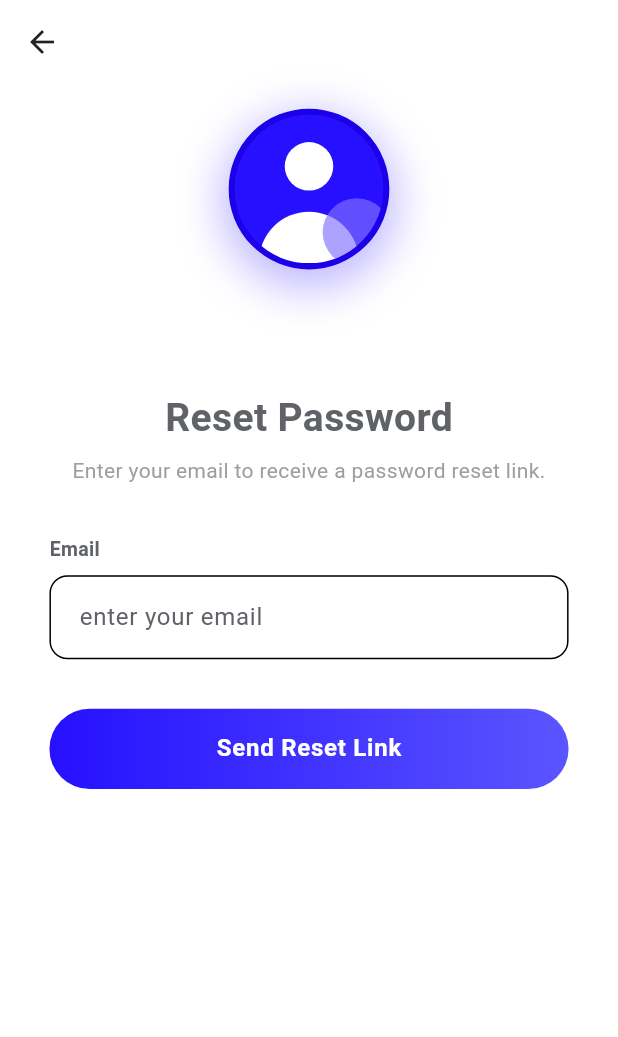
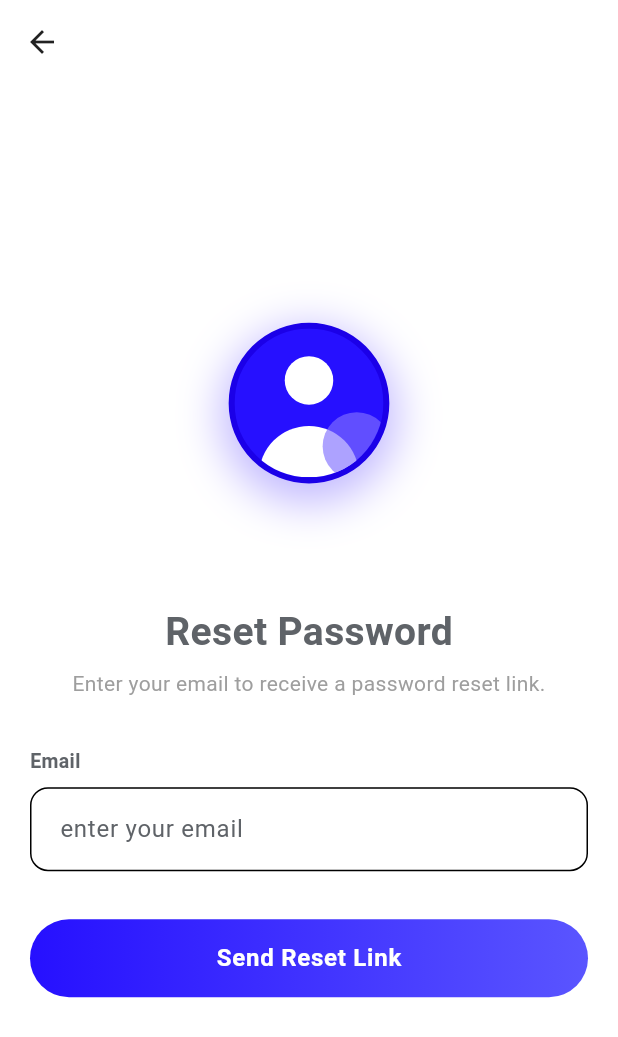
Before and after one commit to Lyrothanak9/Kot-tok, a Flutter app: the screen it shows after launch, after a tap on "Forgot Password", on a phone screen of 412 x 824 dp. Shown: the top 1037 px of the screen. Run offline on Flutter 3.47's test engine with Material 3 defaults, Android fonts, the light colour scheme and no system bars; our stand-ins replace supabase_flutter; accounts and stored records are empty; network calls fail; Roboto replaces fonts that are missing (Roboto Flex).

Commit message:
Media query

```diff
--- a/lib/app/app.dart
+++ b/lib/app/app.dart
@@ -4,7 +4,7 @@ import 'package:kot_tok/app/theme/app_theme.dart';
 import 'package:provider/provider.dart';
 
 import '../features/auth/providers/auth_provider.dart';
-import '../features/home/providers/navigation_provider.dart';
+import '../features/Navigation/provider/bottom_app_bar_provider.dart';
 import '../features/splash/provider/splash_provider.dart';
 
 class App extends StatelessWidget {
@@ -15,7 +15,7 @@ class App extends StatelessWidget {
     return MultiProvider(
       providers: [
         ChangeNotifierProvider(create: (_) => AuthProvider()),
-        ChangeNotifierProvider(create: (_) => NavigationProvider()),
+        ChangeNotifierProvider(create: (_) => BottomAppBarProvider()),
         ChangeNotifierProvider(create: (_) => SplashProvider()),
       ],
       child: MaterialApp(
--- a/lib/app/routes.dart
+++ b/lib/app/routes.dart
@@ -3,12 +3,12 @@ import 'package:flutter/material.dart';
 import '../features/auth/screens/forget_password_screen.dart';
 import '../features/auth/screens/sign_in_screen.dart';
 import '../features/auth/screens/sign_up_screen.dart';
-import '../features/home/screens/main_navigation_screen.dart';
+import '../features/Navigation/screen/main_navigation_screen.dart';
 import '../features/splash/screen/splash_screen.dart';
 
 class AppRoutes {
-  static const String login = '/';
-  static const String splash = '/splash';
+  static const String splash = '/';
+  static const String login = '/login';
   static const String signUp = '/signup';
   static const String main = '/main';
   static const String home = '/home';
--- a/lib/core/constants/logo.dart
+++ b/lib/core/constants/logo.dart
@@ -1,32 +1,34 @@
 import 'package:flutter/material.dart';
 
 class Logo extends StatelessWidget {
-
   const Logo({
     super.key,
   });
 
   @override
   Widget build(BuildContext context) {
-    var screenSize = MediaQuery.of(context).size;
-    final containerWidth =  screenSize.width * 0.4;
-    final containerHeight =  screenSize.height * 0.15;
+    final screenSize = MediaQuery.sizeOf(context);
+    final shortest = screenSize.shortestSide;
+
+    // Responsive size: keeps fixed aspect ratio and never overstretches on tablets/desktop
+    final width = (shortest * 0.35).clamp(90.0, 140.0);
+    final height = width * 0.85;
 
     return Container(
-      width: containerWidth,
-      height: containerHeight,
+      width: width,
+      height: height,
       decoration: BoxDecoration(
-        borderRadius: BorderRadius.circular(28),
+        borderRadius: BorderRadius.circular(24),
         boxShadow: [
           BoxShadow(
-            color: Colors.blueAccent.withValues(alpha: 0.2),
-            blurRadius: 20,
-            offset: const Offset(0, 10),
+            color: Colors.blueAccent.withValues(alpha: 0.18),
+            blurRadius: 18,
+            offset: const Offset(0, 8),
           ),
         ],
       ),
       child: ClipRRect(
-        borderRadius: BorderRadius.circular(28),
+        borderRadius: BorderRadius.circular(24),
         child: Image.asset(
           "assets/images/logo/Logo_app.png",
           fit: BoxFit.cover,
@@ -34,7 +36,7 @@ class Logo extends StatelessWidget {
             color: Colors.blueAccent,
             child: const Icon(
               Icons.edit_note,
-              size: 50,
+              size: 48,
               color: Colors.white,
             ),
           ),
--- /dev/null
+++ b/lib/features/Navigation/provider/bottom_app_bar_provider.dart
@@ -0,0 +1,40 @@
+import 'package:flutter/material.dart';
+
+class BottomAppBarProvider with ChangeNotifier {
+  bool _showFab = true;
+  bool _showNotch = true;
+  FloatingActionButtonLocation _fabLocation = FloatingActionButtonLocation.endDocked;
+  int _currentIndex = 0; // Added for screen navigation
+  bool _isGridView = false; // Layout view toggle (single list vs grid)
+
+  bool get showFab => _showFab;
+  bool get showNotch => _showNotch;
+  FloatingActionButtonLocation get fabLocation => _fabLocation;
+  int get currentIndex => _currentIndex;
+  bool get isGridView => _isGridView;
+
+  void setShowFab(bool value) {
+    _showFab = value;
+    notifyListeners();
+  }
+
+  void setShowNotch(bool value) {
+    _showNotch = value;
+    notifyListeners();
+  }
+
+  void setFabLocation(FloatingActionButtonLocation value) {
+    _fabLocation = value;
+    notifyListeners();
+  }
+
+  void setIndex(int index) {
+    _currentIndex = index;
+    notifyListeners();
+  }
+
+  void toggleGridView() {
+    _isGridView = !_isGridView;
+    notifyListeners();
+  }
+}
--- a/lib/features/auth/screens/forget_password_screen.dart
+++ b/lib/features/auth/screens/forget_password_screen.dart
@@ -48,7 +48,8 @@ class _ForgotPasswordScreenState extends State<ForgotPasswordScreen> {
   @override
   Widget build(BuildContext context) {
     final isLoading = context.watch<AuthProvider>().isLoading;
-    final screenSize = MediaQuery.of(context).size;
+    final screenSize = MediaQuery.sizeOf(context);
+    final isTabletOrDesktop = screenSize.width >= 600;
 
     return Scaffold(
       backgroundColor: Colors.white,
@@ -61,12 +62,19 @@ class _ForgotPasswordScreenState extends State<ForgotPasswordScreen> {
         ),
       ),
       body: SafeArea(
-        child: SingleChildScrollView(
-          padding: EdgeInsets.symmetric(
-            horizontal: screenSize.width * 0.08,
-            vertical: screenSize.height * 0.02,
+        child: Center(
+          child: ConstrainedBox(
+            constraints: const BoxConstraints(maxWidth: 460),
+            child: SingleChildScrollView(
+              padding: EdgeInsets.symmetric(
+                horizontal: isTabletOrDesktop ? 24 : 20,
+                vertical: 16,
+              ),
+              child: _submitted
+                  ? _buildSuccessView(context)
+                  : _buildFormView(context, isLoading, screenSize),
+            ),
           ),
-          child: _submitted ? _buildSuccessView(context) : _buildFormView(context, isLoading, screenSize),
         ),
       ),
     );
@@ -79,7 +87,7 @@ class _ForgotPasswordScreenState extends State<ForgotPasswordScreen> {
         crossAxisAlignment: CrossAxisAlignment.start,
         children: [
           const Center(child: ImageProfileAuth(title: "")),
-          SizedBox(height: screenSize.height * 0.02),
+          const SizedBox(height: 16),
           const Center(
             child: Text(
               "Reset Password",
@@ -94,7 +102,7 @@ class _ForgotPasswordScreenState extends State<ForgotPasswordScreen> {
               style: TextStyle(fontSize: 14, color: Colors.grey.shade500),
             ),
           ),
-          SizedBox(height: screenSize.height * 0.04),
+          const SizedBox(height: 32),
           const Text("Email", style: TextStyle(fontSize: 13, fontWeight: FontWeight.w600)),
           const SizedBox(height: 8),
           MyTextField(
@@ -103,7 +111,7 @@ class _ForgotPasswordScreenState extends State<ForgotPasswordScreen> {
             keyboardType: TextInputType.emailAddress,
             validator: (value) => value == null || value.isEmpty ? 'Required' : null,
           ),
-          SizedBox(height: screenSize.height * 0.04),
+          const SizedBox(height: 32),
           Button(
             onPressed: isLoading ? null : _submitForm,
             title: "Send Reset Link",
--- a/lib/features/auth/screens/sign_in_screen.dart
+++ b/lib/features/auth/screens/sign_in_screen.dart
@@ -8,7 +8,6 @@ import 'package:kot_tok/features/auth/widgets/button.dart';
 import 'package:kot_tok/features/auth/widgets/line_divider.dart';
 import 'package:kot_tok/features/auth/widgets/social_auth_button.dart';
 import 'package:kot_tok/features/auth/widgets/text_field.dart';
-
 import '../widgets/auth_bottom_prompt.dart';
 
 class SignInScreen extends StatefulWidget {
@@ -58,50 +57,65 @@ class _SignInScreenState extends State<SignInScreen> {
   @override
   Widget build(BuildContext context) {
     final isLoading = context.watch<AuthProvider>().isLoading;
-    final screenSize = MediaQuery.of(context).size;
+    final screenSize = MediaQuery.sizeOf(context);
+    final isTabletOrDesktop = screenSize.width >= 600;
 
     return Scaffold(
       backgroundColor: Colors.white,
       body: SafeArea(
+        child: Center(
+          child: ConstrainedBox(
+            constraints: const BoxConstraints(maxWidth: 460),
             child: SingleChildScrollView(
               padding: EdgeInsets.symmetric(
-            horizontal: 16,
-            vertical: 8,
+                horizontal: isTabletOrDesktop ? 24 : 20,
+                vertical: 16,
               ),
               child: Form(
                 key: _formKey,
                 child: Column(
                   crossAxisAlignment: CrossAxisAlignment.start,
                   children: [
-                SizedBox(height: 36,),
+                    const SizedBox(height: 24),
                     const Center(child: Logo()),
-                SizedBox(height: 16,),
+                    const SizedBox(height: 20),
+
                     // Sign In Headers
                     Center(
-                  child: Text("Welcome back", style: Theme.of(context).textTheme.displayLarge?.copyWith(
+                      child: Text(
+                        "Welcome back",
+                        style: Theme.of(context).textTheme.displayLarge?.copyWith(
                               color: AppColors.textTitleColor,
-                  )),
+                            ),
+                      ),
                     ),
                     const SizedBox(height: 6),
                     Center(
-                  child: Text("Please enter your details.", style: Theme.of(context).textTheme.headlineSmall?.copyWith(
+                      child: Text(
+                        "Please enter your details.",
+                        style: Theme.of(context).textTheme.headlineSmall?.copyWith(
                               color: AppColors.textPrimaryColor,
-                  )),
                             ),
-                SizedBox(height: screenSize.height * 0.03),
+                      ),
+                    ),
+                    const SizedBox(height: 28),
 
-                const SizedBox(height: 12),
-
-                Text("Email", style: Theme.of(context).textTheme.bodyLarge?.copyWith(
+                    Text(
+                      "Email",
+                      style: Theme.of(context).textTheme.bodyLarge?.copyWith(
                             color: AppColors.textTitleColor,
-                )),
+                          ),
+                    ),
                     const SizedBox(height: 8),
                     _buildEmailField(),
-                SizedBox(height: screenSize.height * 0.02),
+                    const SizedBox(height: 16),
 
-                Text("Password", style:  Theme.of(context).textTheme.bodyLarge?.copyWith(
+                    Text(
+                      "Password",
+                      style: Theme.of(context).textTheme.bodyLarge?.copyWith(
                             color: AppColors.textTitleColor,
-                )),
+                          ),
+                    ),
                     const SizedBox(height: 8),
                     _buildPasswordField(),
                     const SizedBox(height: 8),
@@ -111,37 +125,45 @@ class _SignInScreenState extends State<SignInScreen> {
                       alignment: Alignment.centerRight,
                       child: GestureDetector(
                         onTap: () => Navigator.pushNamed(context, AppRoutes.forgotPassword),
-                    child: const Text("Forgot Password", style: TextStyle(fontSize: 11, fontWeight: FontWeight.w500)),
+                        child: const Text(
+                          "Forgot Password",
+                          style: TextStyle(fontSize: 12, fontWeight: FontWeight.w500),
                         ),
                       ),
-                SizedBox(height: screenSize.height * 0.03),
+                    ),
+                    const SizedBox(height: 24),
 
-                Button(onPressed: isLoading ? null : _submitForm, title: "Log in", isLoading: isLoading),
-                SizedBox(height: screenSize.height * 0.03),
+                    Button(
+                      onPressed: isLoading ? null : _submitForm,
+                      title: "Log in",
+                      isLoading: isLoading,
+                    ),
+                    const SizedBox(height: 24),
                     const LineDivider(),
-                SizedBox(height: screenSize.height * 0.03),
+                    const SizedBox(height: 24),
 
                     SocialAuthButton(
                       image: 'https://img.icons8.com/?size=96&id=17949&format=png',
                       text: 'Log in with google',
                       onPressed: () {},
                     ),
-                SizedBox(height: screenSize.height * 0.05),
+                    const SizedBox(height: 32),
 
                     AuthBottomPrompt(
                       promptText: "Don't have an account? ",
                       actionText: "Sign up",
                       onTap: () => Navigator.pushReplacementNamed(context, AppRoutes.signUp),
                     ),
+                    const SizedBox(height: 16),
                   ],
+                ),
+              ),
             ),
           ),
         ),
       ),
     );
   }
-
-
 
   Widget _buildEmailField() {
     return MyTextField(
--- a/lib/features/auth/widgets/auth_bottom_prompt.dart
+++ b/lib/features/auth/widgets/auth_bottom_prompt.dart
@@ -1,3 +1,4 @@
+import 'package:flutter/gestures.dart';
 import 'package:flutter/material.dart';
 
 class AuthBottomPrompt extends StatelessWidget {
@@ -14,29 +15,27 @@ class AuthBottomPrompt extends StatelessWidget {
 
   @override
   Widget build(BuildContext context) {
-    return Row(
-      mainAxisAlignment: MainAxisAlignment.center,
-      children: [
-        Text(
-          promptText,
-          style: Theme.of(context)
-              .textTheme
-              .bodyLarge
-              ?.copyWith(color: Colors.grey),
+    final bodyStyle = Theme.of(context).textTheme.bodyMedium ??
+        const TextStyle(fontSize: 14);
+
+    return Center(
+      child: RichText(
+        textAlign: TextAlign.center,
+        text: TextSpan(
+          text: promptText,
+          style: bodyStyle.copyWith(color: Colors.grey.shade600),
+          children: [
+            TextSpan(
+              text: actionText,
+              style: bodyStyle.copyWith(
+                color: Theme.of(context).primaryColor,
+                fontWeight: FontWeight.bold,
+              ),
+              recognizer: TapGestureRecognizer()..onTap = onTap,
+            ),
+          ],
         ),
-        GestureDetector(
-          onTap: onTap,
-          child: Text(
-            actionText,
-            style: Theme.of(context)
-                .textTheme
-                .bodyLarge
-                ?.copyWith(
-              color: Theme.of(context).primaryColor,
-            ),
-          ),
-        ),
-      ],
+      ),
     );
   }
 }
--- a/lib/features/auth/widgets/button.dart
+++ b/lib/features/auth/widgets/button.dart
@@ -14,14 +14,13 @@ class Button extends StatelessWidget {
 
   @override
   Widget build(BuildContext context) {
-    var screenSize = MediaQuery.of(context).size;
     final bool isDisabled = onPressed == null && !isLoading;
 
     return Container(
       width: double.infinity,
-      height: screenSize.height * 0.065,
+      height: 52, // Standard fixed height: accessible on all devices, never too thin or too tall
       decoration: BoxDecoration(
-        borderRadius: BorderRadius.circular(30),
+        borderRadius: BorderRadius.circular(26),
         gradient: LinearGradient(
           begin: Alignment.centerLeft,
           end: Alignment.centerRight,
@@ -40,7 +39,7 @@ class Button extends StatelessWidget {
           shadowColor: Colors.transparent,
           disabledBackgroundColor: Colors.transparent,
           shape: RoundedRectangleBorder(
-            borderRadius: BorderRadius.circular(30),
+            borderRadius: BorderRadius.circular(26),
           ),
         ),
         child: isLoading
--- a/lib/features/auth/widgets/social_auth_button.dart
+++ b/lib/features/auth/widgets/social_auth_button.dart
@@ -14,11 +14,9 @@ class SocialAuthButton extends StatelessWidget {
 
   @override
   Widget build(BuildContext context) {
-    var screenSize = MediaQuery.of(context).size;
-
     return Container(
       width: double.infinity,
-      height: screenSize.height * 0.065,
+      height: 52, // Standard height: consistent with main Button across all screens
       decoration: BoxDecoration(
         color: Colors.white,
         borderRadius: BorderRadius.circular(12),
@@ -31,7 +29,7 @@ class SocialAuthButton extends StatelessWidget {
         color: Colors.transparent,
         child: InkWell(
           onTap: onPressed ?? () {},
-          borderRadius: BorderRadius.circular(12), // Matches container for the ripple effect
+          borderRadius: BorderRadius.circular(12),
           child: Row(
             mainAxisAlignment: MainAxisAlignment.center,
             children: [
--- a/lib/features/home/providers/navigation_provider.dart
+++ /dev/null
@@ -1,13 +0,0 @@
-import 'package:flutter/material.dart';
-
-class NavigationProvider extends ChangeNotifier {
-  int _currentIndex = 0;
-  int get currentIndex => _currentIndex;
-
-  void setIndex(int index) {
-    if (_currentIndex != index) {
-      _currentIndex = index;
-      notifyListeners();
-    }
-  }
-}
```
Also changed, not shown: lib/features/Navigation/screen/main_navigation_screen.dart (added, +117 -0 lines), lib/features/Navigation/widgets/app_bar.dart (added, +147 -0 lines), lib/features/auth/screens/sign_up_screen.dart (+36 -24 lines), lib/features/home/screens/main_navigation_screen.dart (deleted, +0 -43 lines), 2 other files. Lines whose indentation alone changed are shown as unchanged.
